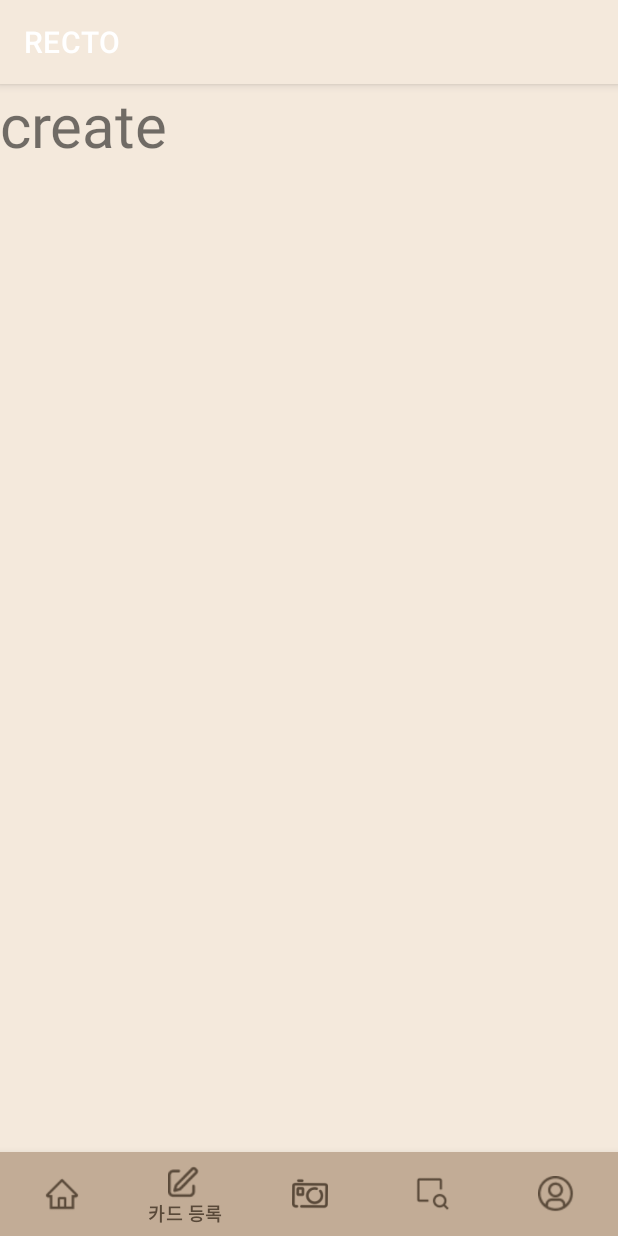
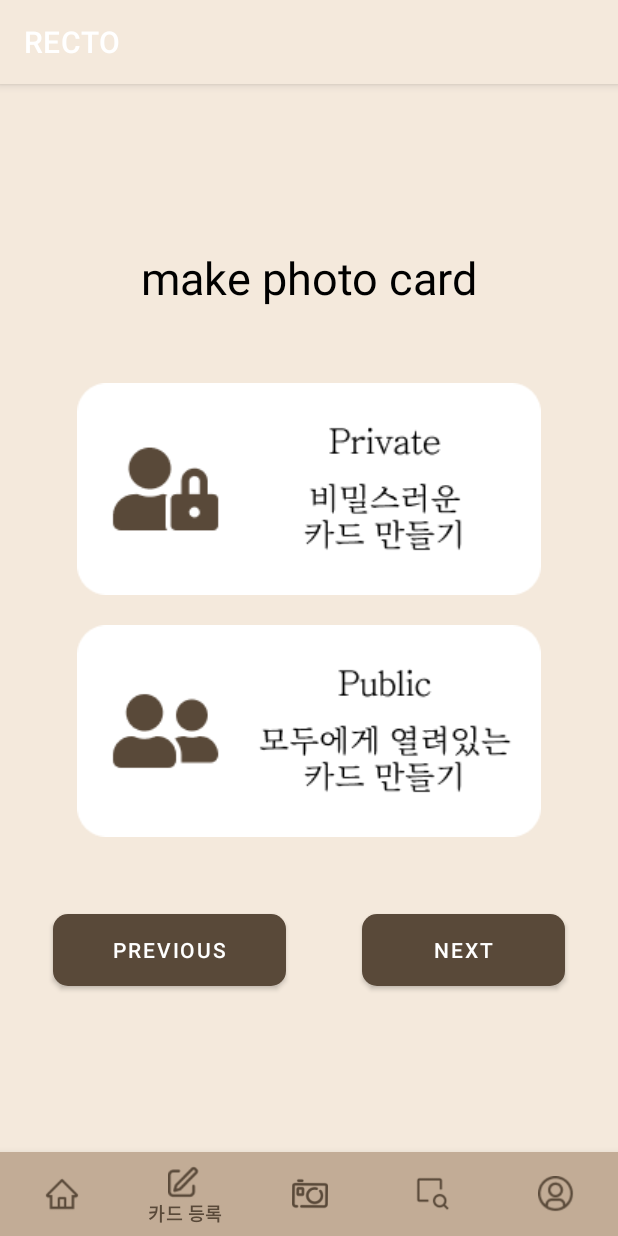
Before and after one commit to esun1903/Recto, an Android app: the screen it shows after launch (MainActivity), item 2 of the bottom bar chosen, on a phone screen of 412 x 824 dp. Run offline under Robolectric (Android 15) with nearby library versions, the phone set to English and light mode, and no system bars.

Commit message:
feat: ✨ App 카드 제작 메인 구현
✅ Closes: #S04P31A204-120

```diff
--- a/android/app/src/main/AndroidManifest.xml
+++ b/android/app/src/main/AndroidManifest.xml
@@ -1,5 +1,6 @@
 <?xml version="1.0" encoding="utf-8"?>
-<manifest xmlns:android="http://schemas.android.com/apk/res/android"
+<manifest
+    xmlns:android="http://schemas.android.com/apk/res/android"
     package="com.ssafy.recto">
 
     <application
--- a/android/app/src/main/res/layout/activity_main.xml
+++ b/android/app/src/main/res/layout/activity_main.xml
@@ -1,5 +1,6 @@
 <?xml version="1.0" encoding="utf-8"?>
-<androidx.constraintlayout.widget.ConstraintLayout xmlns:android="http://schemas.android.com/apk/res/android"
+<androidx.constraintlayout.widget.ConstraintLayout
+    xmlns:android="http://schemas.android.com/apk/res/android"
     xmlns:app="http://schemas.android.com/apk/res-auto"
     xmlns:tools="http://schemas.android.com/tools"
     android:layout_width="match_parent"
--- a/android/app/src/main/res/layout/create_fragment.xml
+++ b/android/app/src/main/res/layout/create_fragment.xml
@@ -1,12 +1,68 @@
 <?xml version="1.0" encoding="utf-8"?>
 <LinearLayout
-    xmlns:android="http://schemas.android.com/apk/res/android" android:layout_width="match_parent"
+    xmlns:android="http://schemas.android.com/apk/res/android"
+    xmlns:app="http://schemas.android.com/apk/res-auto"
+    android:layout_width="match_parent"
     android:layout_height="match_parent">
 
-    <TextView
-        android:layout_width="wrap_content"
-        android:layout_height="wrap_content"
-        android:text="create"
-        android:textSize="40sp" />
+    <LinearLayout
+        android:layout_width="match_parent"
+        android:layout_height="match_parent"
+        android:gravity="center"
+        android:orientation="vertical">
+
+        <TextView
+            android:layout_width="wrap_content"
+            android:layout_height="wrap_content"
+            android:layout_margin="40dp"
+            android:text="make photo card"
+            android:textColor="@color/black"
+            android:textSize="30sp" />
+
+        <ImageButton
+            android:id="@+id/imageButtonPrivate"
+            android:layout_width="wrap_content"
+            android:layout_height="wrap_content"
+            android:layout_margin="10dp"
+            android:background="@drawable/privatecard"/>
+
+        <ImageButton
+            android:id="@+id/imageButtonPublic"
+            android:layout_width="wrap_content"
+            android:layout_height="wrap_content"
+            android:layout_margin="10dp"
+            android:background="@drawable/publiccard"/>
+
+        <LinearLayout
+            android:layout_width="match_parent"
+            android:layout_height="wrap_content"
+            android:layout_margin="10dp">
+
+            <Button
+                android:id="@+id/btn_previous"
+                android:layout_width="wrap_content"
+                android:layout_height="60dp"
+                android:layout_margin="25dp"
+                android:layout_weight="1"
+                android:radius="20dp"
+                android:text="previous"
+                android:textColor="@color/white"
+                app:backgroundTint="@color/brown"
+                app:cornerRadius="10dp" />
+
+            <Button
+                android:id="@+id/btn_next"
+                android:layout_width="wrap_content"
+                android:layout_height="60dp"
+                android:layout_margin="25dp"
+                android:layout_weight="1"
+                android:text="next"
+                android:textColor="@color/white"
+                app:backgroundTint="@color/brown"
+                app:cornerRadius="10dp" />
+
+        </LinearLayout>
+
+    </LinearLayout>
 
 </LinearLayout>
--- a/android/app/src/main/res/layout/home_fragment.xml
+++ b/android/app/src/main/res/layout/home_fragment.xml
@@ -1,6 +1,7 @@
 <?xml version="1.0" encoding="utf-8"?>
 <LinearLayout
-    xmlns:android="http://schemas.android.com/apk/res/android" android:layout_width="match_parent"
+    xmlns:android="http://schemas.android.com/apk/res/android"
+    android:layout_width="match_parent"
     android:layout_height="match_parent">
 
     <TextView
--- a/android/app/src/main/res/layout/profile_fragment.xml
+++ b/android/app/src/main/res/layout/profile_fragment.xml
@@ -1,6 +1,7 @@
 <?xml version="1.0" encoding="utf-8"?>
 <LinearLayout
-    xmlns:android="http://schemas.android.com/apk/res/android" android:layout_width="match_parent"
+    xmlns:android="http://schemas.android.com/apk/res/android"
+    android:layout_width="match_parent"
     android:layout_height="match_parent">
 
     <TextView
--- a/android/app/src/main/res/layout/public_fragment.xml
+++ b/android/app/src/main/res/layout/public_fragment.xml
@@ -1,6 +1,7 @@
 <?xml version="1.0" encoding="utf-8"?>
 <LinearLayout
-    xmlns:android="http://schemas.android.com/apk/res/android" android:layout_width="match_parent"
+    xmlns:android="http://schemas.android.com/apk/res/android"
+    android:layout_width="match_parent"
     android:layout_height="match_parent">
 
     <TextView
--- a/android/app/src/main/res/layout/scan_fragment.xml
+++ b/android/app/src/main/res/layout/scan_fragment.xml
@@ -1,6 +1,7 @@
 <?xml version="1.0" encoding="utf-8"?>
 <LinearLayout
-    xmlns:android="http://schemas.android.com/apk/res/android" android:layout_width="match_parent"
+    xmlns:android="http://schemas.android.com/apk/res/android"
+    android:layout_width="match_parent"
     android:layout_height="match_parent">
 
     <TextView
```
Also changed, not shown: android/app/src/main/res/drawable-v24/privatecard.png (added), android/app/src/main/res/drawable-v24/publiccard.png (added).
